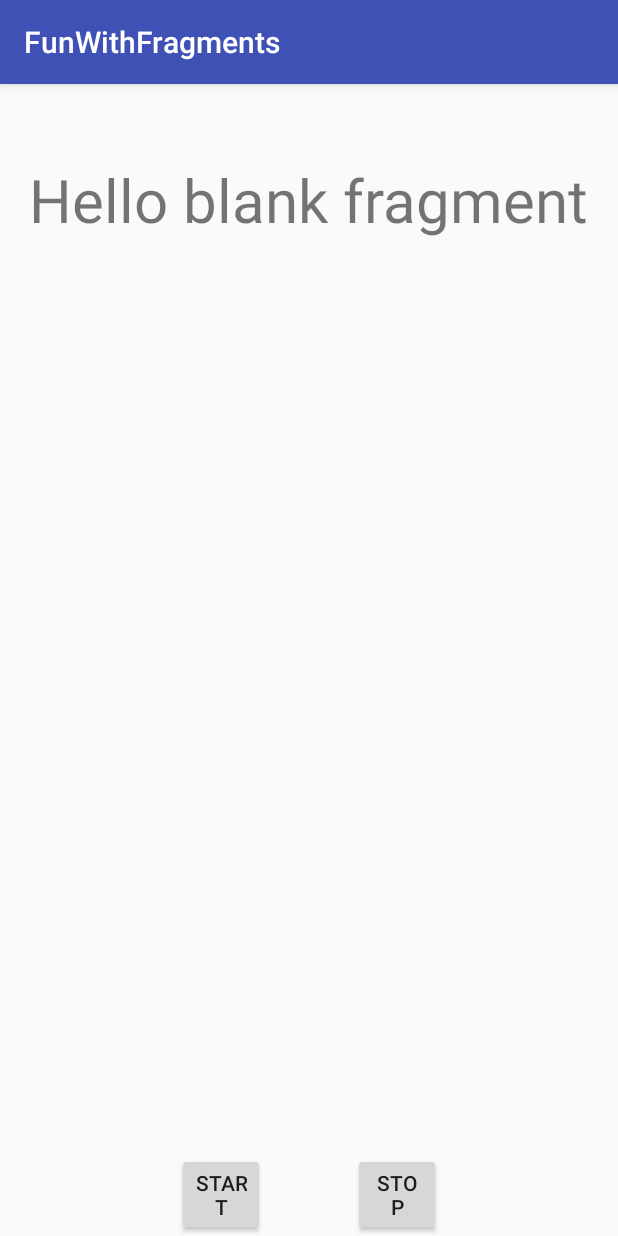
After one commit to Mazogu/Fragments, an Android app: the TimerActivity screen opened directly, with no data from a screen before it, on a phone screen of 412 x 824 dp. The commit adds this screen. Run offline under Robolectric (Android 15) with nearby library versions, the phone set to English and light mode, and no system bars.

Commit message:
Finished layout for the timer

```diff
--- a/app/src/main/AndroidManifest.xml
+++ b/app/src/main/AndroidManifest.xml
@@ -3,6 +3,7 @@
     package="com.example.micha.funwithfragments">
 
     <uses-permission android:name="android.permission.READ_EXTERNAL_STORAGE" />
+    <uses-permission android:name="android.permission.SEND_SMS" />
 
     <application
         android:allowBackup="true"
@@ -24,7 +25,8 @@
         <activity android:name=".BaseActivity" />
         <activity android:name=".AlertActivity" />
         <activity android:name=".NotificationActivity" />
-        <activity android:name=".MessengerActivity"></activity>
+        <activity android:name=".MessengerActivity" />
+        <activity android:name=".TimerActivity"></activity>
     </application>
 
 </manifest>
--- a/app/src/main/java/com/example/micha/funwithfragments/MessengerActivity.java
+++ b/app/src/main/java/com/example/micha/funwithfragments/MessengerActivity.java
@@ -21,5 +21,8 @@ public class MessengerActivity extends AppCompatActivity {
 
     public void sendText(View view) {
         SmsManager manager = SmsManager.getDefault();
+        manager.sendTextMessage(phoneNo.getText().toString(),null,text.getText().toString(),
+                null,null);
+
     }
 }
--- /dev/null
+++ b/app/src/main/java/com/example/micha/funwithfragments/TimerActivity.java
@@ -0,0 +1,13 @@
+package com.example.micha.funwithfragments;
+
+import android.support.v7.app.AppCompatActivity;
+import android.os.Bundle;
+
+public class TimerActivity extends AppCompatActivity {
+
+    @Override
+    protected void onCreate(Bundle savedInstanceState) {
+        super.onCreate(savedInstanceState);
+        setContentView(R.layout.activity_timer);
+    }
+}
--- /dev/null
+++ b/app/src/main/java/com/example/micha/funwithfragments/TimerButtonFragment.java
@@ -0,0 +1,38 @@
+package com.example.micha.funwithfragments;
+
+
+import android.os.Bundle;
+import android.support.v4.app.Fragment;
+import android.view.LayoutInflater;
+import android.view.View;
+import android.view.ViewGroup;
+
+
+/**
+ * A simple {@link Fragment} subclass.
+ */
+public class TimerButtonFragment extends Fragment {
+
+
+    public TimerButtonFragment() {
+        // Required empty public constructor
+    }
+
+
+    @Override
+    public View onCreateView(LayoutInflater inflater, ViewGroup container,
+                             Bundle savedInstanceState) {
+        // Inflate the layout for this fragment
+        return inflater.inflate(R.layout.fragment_timer_button, container, false);
+    }
+
+    public  void doTimer(View view){
+        if (view.getId() == R.id.timerStart) {
+
+        }
+
+        else if (view.getId() == R.id.timerStop) {
+
+        }
+    }
+}
--- /dev/null
+++ b/app/src/main/java/com/example/micha/funwithfragments/TimerClockFragment.java
@@ -0,0 +1,29 @@
+package com.example.micha.funwithfragments;
+
+
+import android.os.Bundle;
+import android.support.v4.app.Fragment;
+import android.view.LayoutInflater;
+import android.view.View;
+import android.view.ViewGroup;
+
+
+/**
+ * A simple {@link Fragment} subclass.
+ */
+public class TimerClockFragment extends Fragment {
+
+
+    public TimerClockFragment() {
+        // Required empty public constructor
+    }
+
+
+    @Override
+    public View onCreateView(LayoutInflater inflater, ViewGroup container,
+                             Bundle savedInstanceState) {
+        // Inflate the layout for this fragment
+        return inflater.inflate(R.layout.fragment_timer_clock, container, false);
+    }
+
+}
--- /dev/null
+++ b/app/src/main/res/layout/activity_timer.xml
@@ -0,0 +1,22 @@
+<?xml version="1.0" encoding="utf-8"?>
+<RelativeLayout xmlns:android="http://schemas.android.com/apk/res/android"
+    xmlns:app="http://schemas.android.com/apk/res-auto"
+    xmlns:tools="http://schemas.android.com/tools"
+    android:layout_width="match_parent"
+    android:layout_height="match_parent"
+    tools:context="com.example.micha.funwithfragments.TimerActivity">
+    <fragment
+        android:layout_width="wrap_content"
+        android:layout_height="wrap_content"
+        android:layout_centerHorizontal="true"
+        android:layout_marginTop="@dimen/mediumMargin"
+        android:id="@+id/clockView"
+        android:name="com.example.micha.funwithfragments.TimerClockFragment" />
+    <fragment
+        android:layout_width="wrap_content"
+        android:layout_height="wrap_content"
+        android:name="com.example.micha.funwithfragments.TimerButtonFragment"
+        android:id="@+id/btnView"
+        android:layout_alignParentBottom="true"
+        android:layout_centerHorizontal="true"/>
+</RelativeLayout>
--- /dev/null
+++ b/app/src/main/res/layout/fragment_timer_button.xml
@@ -0,0 +1,31 @@
+<FrameLayout xmlns:android="http://schemas.android.com/apk/res/android"
+    xmlns:tools="http://schemas.android.com/tools"
+    android:layout_width="match_parent"
+    android:layout_height="wrap_content"
+    tools:context="com.example.micha.funwithfragments.TimerButtonFragment">
+
+    <LinearLayout
+        android:layout_width="match_parent"
+        android:layout_height="wrap_content"
+        android:orientation="horizontal">
+        <Button
+            android:layout_width="@dimen/zero"
+            android:layout_height="wrap_content"
+            android:text="Start"
+            android:layout_weight="1"
+            android:id="@+id/timerStart"
+            android:onClick="doTimer"/>
+        <Space
+            android:layout_width="@dimen/zero"
+            android:layout_height="match_parent"
+            android:layout_weight="1"/>
+        <Button
+            android:layout_width="@dimen/zero"
+            android:layout_height="wrap_content"
+            android:text="Stop"
+            android:id="@+id/timerStop"
+            android:onClick="doTimer"
+            android:layout_weight="1"/>
+    </LinearLayout>
+
+</FrameLayout>
--- /dev/null
+++ b/app/src/main/res/layout/fragment_timer_clock.xml
@@ -0,0 +1,17 @@
+<FrameLayout xmlns:android="http://schemas.android.com/apk/res/android"
+    xmlns:tools="http://schemas.android.com/tools"
+    android:layout_width="match_parent"
+    android:layout_height="wrap_content"
+    tools:context="com.example.micha.funwithfragments.TimerClockFragment">
+
+    <TextView
+        android:layout_width="match_parent"
+        android:layout_height="match_parent"
+        android:text="@string/hello_blank_fragment"
+        android:textSize="40dp"
+        android:gravity="center_vertical"
+        android:layout_gravity="center_horizontal"
+        android:id="@+id/timerClock"/>
+
+
+</FrameLayout>
--- a/app/src/main/res/values/dimens.xml
+++ b/app/src/main/res/values/dimens.xml
@@ -3,4 +3,5 @@
     <dimen name="drawWidth">240dp</dimen>
     <dimen name="zero">0dp</dimen>
     <dimen name="smallMargin">20dp</dimen>
+    <dimen name="mediumMargin">50dp</dimen>
 </resources>
```
